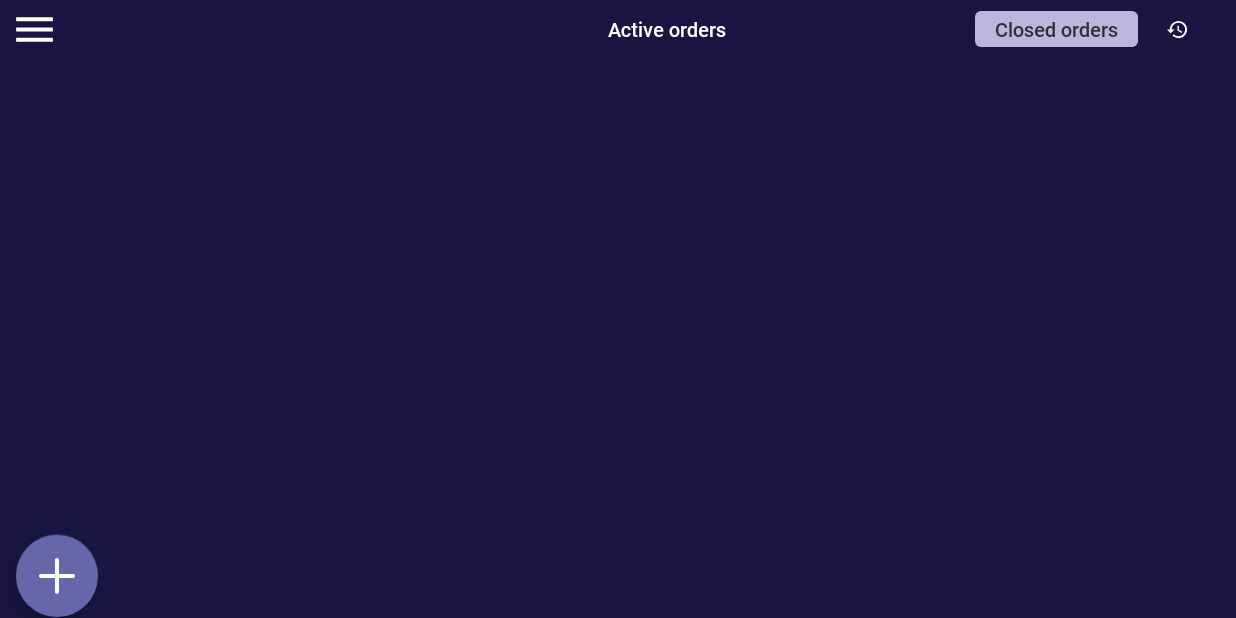
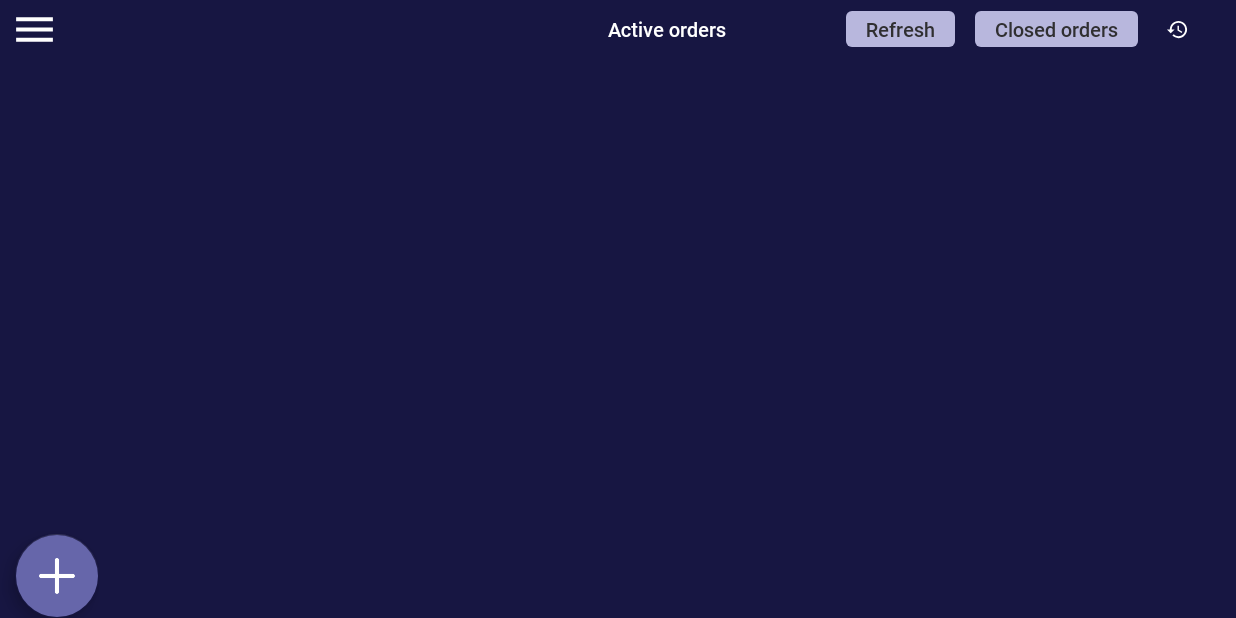
Before and after one commit to Monu409/kds, an Android app: the MainActivity screen opened directly, with no data from a screen before it, on a phone screen of 824 x 412 dp (held sideways). Run offline under Robolectric (Android 15) with nearby library versions, the phone set to English and light mode, and no system bars; our stand-ins replace Room's generated code, data binding, sdp/ssp sizes; libraries missing offline, so code that uses them is left out: com.github.danielfelgar.drawreceiptlib; 4 statements that could not run were skipped.

Commit message:
add some ui

```diff
--- a/app/src/main/res/layout/home_content_main.xml
+++ b/app/src/main/res/layout/home_content_main.xml
@@ -45,6 +45,7 @@
                 android:layout_width="wrap_content"
                 android:layout_height="wrap_content">
 
+
                 <TextView
                     android:id="@+id/active_orders"
                     android:layout_width="wrap_content"
@@ -58,6 +59,24 @@
                     android:text="@string/active_txt"
                     android:textColor="@color/white"
                     android:textSize="@dimen/_10sdp" />
+
+                <TextView
+                    android:id="@+id/refresh_txt"
+                    android:layout_width="wrap_content"
+                    android:layout_height="wrap_content"
+                    android:layout_centerInParent="true"
+                    android:layout_marginRight="@dimen/_10sdp"
+                    android:layout_toLeftOf="@+id/completed_orders"
+                    android:background="@drawable/rectangular_roundshape_pigeon_post"
+                    android:fontFamily="@font/roboto_medium"
+                    android:paddingLeft="@dimen/_10sdp"
+                    android:paddingTop="@dimen/_2sdp"
+                    android:paddingRight="@dimen/_10sdp"
+                    android:paddingBottom="@dimen/_2sdp"
+                    android:text="@string/refresh_txt"
+                    android:textColor="@color/colorBalticSea"
+                    android:textSize="@dimen/_10sdp" />
+
 
                 <TextView
                     android:id="@+id/completed_orders"
--- a/app/src/main/res/values/strings.xml
+++ b/app/src/main/res/values/strings.xml
@@ -15,6 +15,7 @@
     <string name="order_txt">Order</string>
     <string name="active_txt">Active orders</string>
     <string name="completed_txt">Closed orders</string>
+    <string name="refresh_txt">Refresh</string>
     <string name="done_txt">Done</string>
     <string name="summary_txt">Summary</string>
     <string name="drink_txt">Drink</string>
```
Also changed, not shown: app/src/main/java/com/zotto/kds/adapter/CompletedOrderAdapter.kt (+7 -0 lines), app/src/main/java/com/zotto/kds/ui/main/MainActivity.kt (+13 -0 lines), app/src/main/res/layout/completed_order_row.xml (+11 -1 lines).
